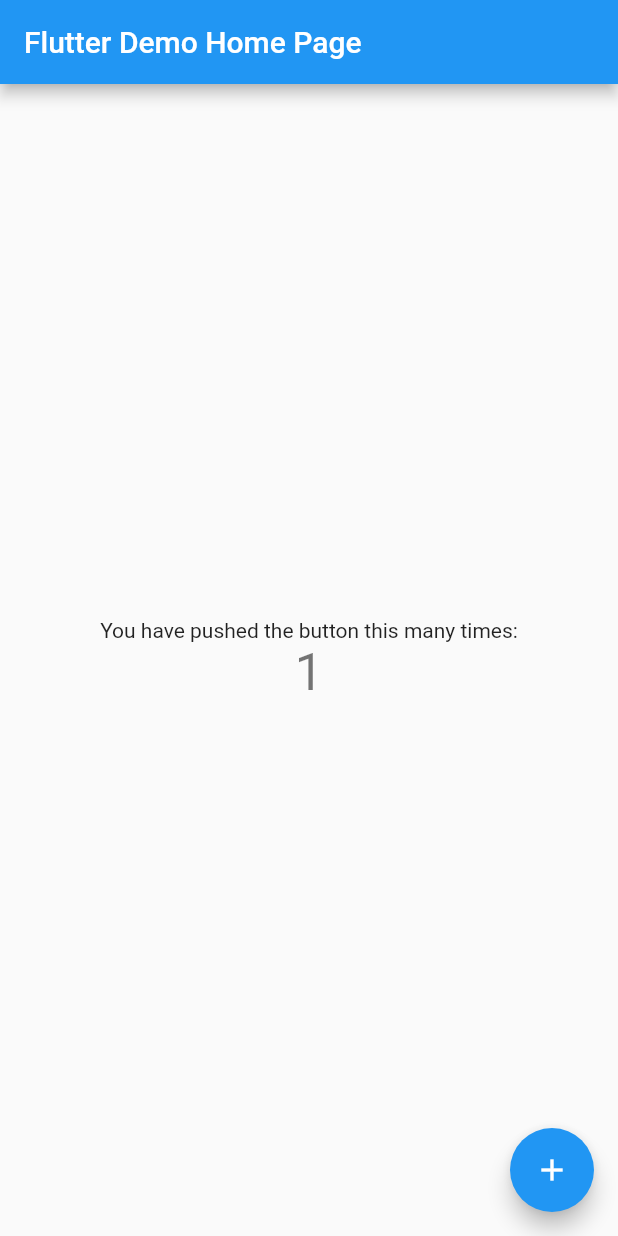
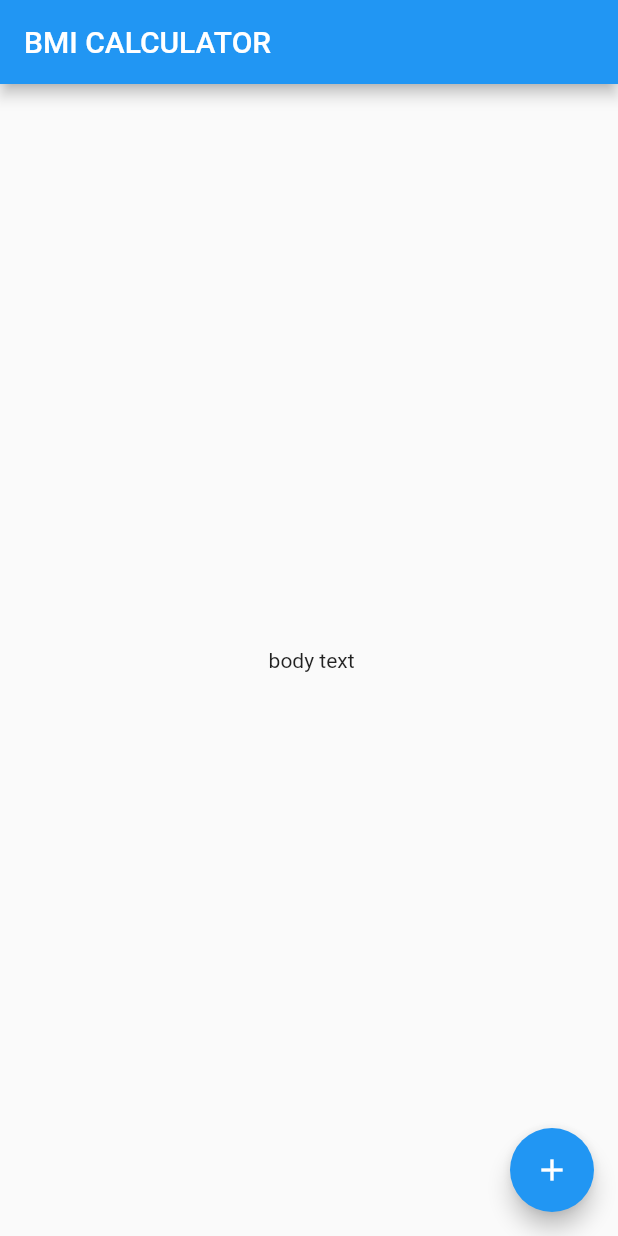
Before and after one commit to SUFFOSOHRAOUL/BMi, a Flutter app: the screen it shows after launch, after a tap on the "add" icon, on a phone screen of 412 x 824 dp. Run offline on Flutter 3.47's test engine with Material 2 defaults, Android fonts, the phone set to English and light mode, and no system bars; missing offline and left inert: dart:ffi.

Commit message:
starting ui from crash

```diff
--- a/lib/main.dart
+++ b/lib/main.dart
@@ -1,115 +1,40 @@
+import 'dart:ffi';
+
 import 'package:flutter/material.dart';
 
 void main() {
-  runApp(const MyApp());
+  runApp(const BMI_CALCULATOR());
 }
 
-class MyApp extends StatelessWidget {
-  const MyApp({Key? key}) : super(key: key);
+class BMI_CALCULATOR extends StatelessWidget {
+  const BMI_CALCULATOR({Key? key}) : super(key: key);
 
-  // This widget is the root of your application.
   @override
   Widget build(BuildContext context) {
     return MaterialApp(
-      title: 'Flutter Demo',
-      theme: ThemeData(
-        // This is the theme of your application.
-        //
-        // Try running your application with "flutter run". You'll see the
-        // application has a blue toolbar. Then, without quitting the app, try
-        // changing the primarySwatch below to Colors.green and then invoke
-        // "hot reload" (press "r" in the console where you ran "flutter run",
-        // or simply save your changes to "hot reload" in a Flutter IDE).
-        // Notice that the counter didn't reset back to zero; the application
-        // is not restarted.
-        primarySwatch: Colors.blue,
-      ),
-      home: const MyHomePage(title: 'Flutter Demo Home Page'),
+      home: inputPage(),
     );
+
   }
 }
 
-class MyHomePage extends StatefulWidget {
-  const MyHomePage({Key? key, required this.title}) : super(key: key);
-
-  // This widget is the home page of your application. It is stateful, meaning
-  // that it has a State object (defined below) that contains fields that affect
-  // how it looks.
-
-  // This class is the configuration for the state. It holds the values (in this
-  // case the title) provided by the parent (in this case the App widget) and
-  // used by the build method of the State. Fields in a Widget subclass are
-  // always marked "final".
-
-  final String title;
-
-  @override
-  State<MyHomePage> createState() => _MyHomePageState();
-}
-
-class _MyHomePageState extends State<MyHomePage> {
-  int _counter = 0;
-
-  void _incrementCounter() {
-    setState(() {
-      // This call to setState tells the Flutter framework that something has
-      // changed in this State, which causes it to rerun the build method below
-      // so that the display can reflect the updated values. If we changed
-      // _counter without calling setState(), then the build method would not be
-      // called again, and so nothing would appear to happen.
-      _counter++;
-    });
-  }
+class inputPage extends StatelessWidget {
+  const inputPage({Key? key}) : super(key: key);
 
   @override
   Widget build(BuildContext context) {
-    // This method is rerun every time setState is called, for instance as done
-    // by the _incrementCounter method above.
-    //
-    // The Flutter framework has been optimized to make rerunning build methods
-    // fast, so that you can just rebuild anything that needs updating rather
-    // than having to individually change instances of widgets.
     return Scaffold(
       appBar: AppBar(
-        // Here we take the value from the MyHomePage object that was created by
-        // the App.build method, and use it to set our appbar title.
-        title: Text(widget.title),
+        title: Text('BMI CALCULATOR'),
       ),
       body: Center(
-        // Center is a layout widget. It takes a single child and positions it
-        // in the middle of the parent.
-        child: Column(
-          // Column is also a layout widget. It takes a list of children and
-          // arranges them vertically. By default, it sizes itself to fit its
-          // children horizontally, and tries to be as tall as its parent.
-          //
-          // Invoke "debug painting" (press "p" in the console, choose the
-          // "Toggle Debug Paint" action from the Flutter Inspector in Android
-          // Studio, or the "Toggle Debug Paint" command in Visual Studio Code)
-          // to see the wireframe for each widget.
-          //
-          // Column has various properties to control how it sizes itself and
-          // how it positions its children. Here we use mainAxisAlignment to
-          // center the children vertically; the main axis here is the vertical
-          // axis because Columns are vertical (the cross axis would be
-          // horizontal).
-          mainAxisAlignment: MainAxisAlignment.center,
-          children: <Widget>[
-            const Text(
-              'You have pushed the button this many times:',
-            ),
-            Text(
-              '$_counter',
-              style: Theme.of(context).textTheme.headline4,
-            ),
-          ],
+        child: Text(' body text'),
         ),
-      ),
-      floatingActionButton: FloatingActionButton(
-        onPressed: _incrementCounter,
-        tooltip: 'Increment',
-        child: const Icon(Icons.add),
-      ), // This trailing comma makes auto-formatting nicer for build methods.
+        floatingActionButton: FloatingActionButton(onPressed: (){
+
+        },
+        child:Icon(Icons.add),)
     );
+
   }
 }
```
Also changed, not shown: pubspec.lock (added), 8 other files.
